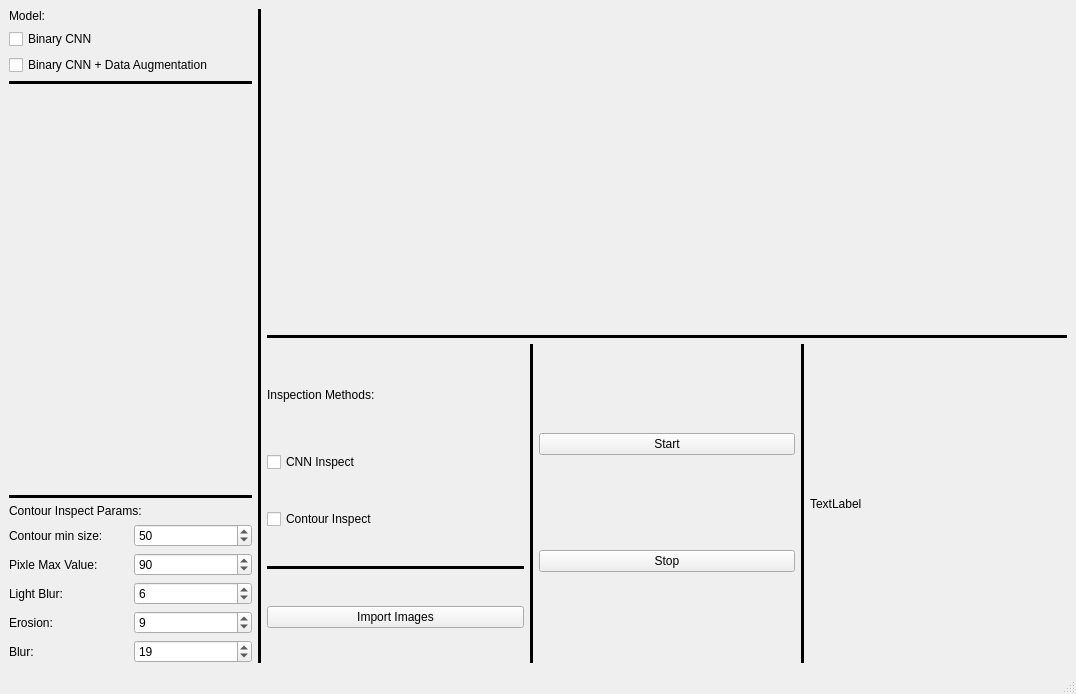
Qt form detectionGui/detectionGui.ui (TomSch125/personalAIproject) before a commit.
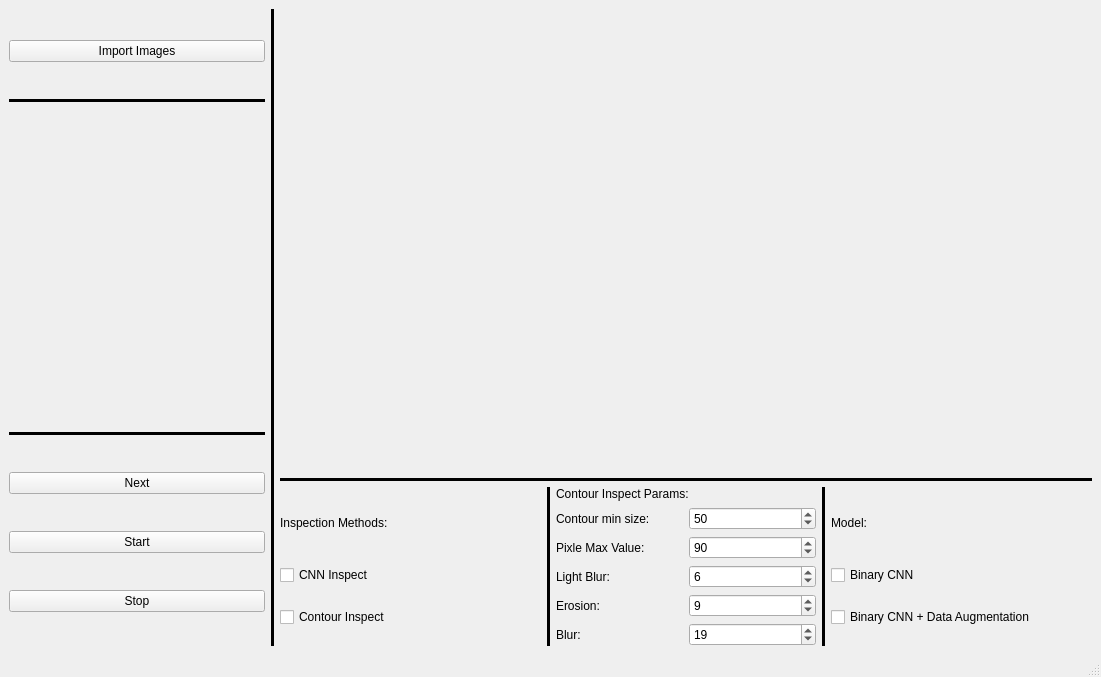
The same form after that commit.

The edit to the form file:
```diff
--- a/detectionGui/detectionGui.ui
+++ b/detectionGui/detectionGui.ui
@@ -6,44 +6,21 @@
    <rect>
     <x>0</x>
     <y>0</y>
-    <width>1076</width>
-    <height>694</height>
+    <width>1101</width>
+    <height>677</height>
    </rect>
   </property>
   <property name="windowTitle">
    <string>MainWindow</string>
   </property>
   <widget class="QWidget" name="centralwidget">
-   <layout class="QHBoxLayout" name="horizontalLayout">
+   <layout class="QHBoxLayout" name="horizontalLayout" stretch="0,0,1">
     <item>
-     <layout class="QVBoxLayout" name="LHS_Vertical">
+     <layout class="QVBoxLayout" name="LHS_Vertical" stretch="0,0,0,0,0,0,0">
       <item>
-       <widget class="QLabel" name="label_2">
-        <property name="maximumSize">
-         <size>
-          <width>16777215</width>
-          <height>40</height>
-         </size>
-        </property>
-        <property name="frameShadow">
-         <enum>QFrame::Plain</enum>
-        </property>
+       <widget class="QPushButton" name="importButton">
         <property name="text">
-         <string>Model:</string>
-        </property>
-       </widget>
-      </item>
-      <item>
-       <widget class="QCheckBox" name="CNN_Model_Check">
-        <property name="text">
-         <string>Binary CNN</string>
-        </property>
-       </widget>
-      </item>
-      <item>
-       <widget class="QCheckBox" name="CNN_Model_Aug_Check">
-        <property name="text">
-         <string>Binary CNN + Data Augmentation</string>
+         <string>Import Images</string>
         </property>
        </widget>
       </item>
@@ -61,17 +38,36 @@
        </widget>
       </item>
       <item>
-       <spacer name="verticalSpacer">
-        <property name="orientation">
-         <enum>Qt::Vertical</enum>
-        </property>
-        <property name="sizeHint" stdset="0">
-         <size>
-          <width>20</width>
-          <height>40</height>
-         </size>
-        </property>
-       </spacer>
+       <layout class="QHBoxLayout" name="horizontalLayout_7">
+        <item>
+         <widget class="QLabel" name="defectLable">
+          <property name="sizePolicy">
+           <sizepolicy hsizetype="Fixed" vsizetype="Fixed">
+            <horstretch>0</horstretch>
+            <verstretch>0</verstretch>
+           </sizepolicy>
+          </property>
+          <property name="minimumSize">
+           <size>
+            <width>256</width>
+            <height>256</height>
+           </size>
+          </property>
+          <property name="maximumSize">
+           <size>
+            <width>16777215</width>
+            <height>16777215</height>
+           </size>
+          </property>
+          <property name="text">
+           <string/>
+          </property>
+          <property name="scaledContents">
+           <bool>true</bool>
+          </property>
+         </widget>
+        </item>
+       </layout>
       </item>
       <item>
        <widget class="Line" name="line_7">
@@ -87,143 +83,25 @@
        </widget>
       </item>
       <item>
-       <widget class="QLabel" name="label_3">
-        <property name="maximumSize">
-         <size>
-          <width>16777215</width>
-          <height>40</height>
-         </size>
-        </property>
-        <property name="frameShadow">
-         <enum>QFrame::Plain</enum>
-        </property>
+       <widget class="QPushButton" name="Next">
         <property name="text">
-         <string>Contour Inspect Params:</string>
+         <string>Next</string>
         </property>
        </widget>
       </item>
       <item>
-       <layout class="QHBoxLayout" name="horizontalLayout_2">
-        <item>
-         <widget class="QLabel" name="cMinLabel">
-          <property name="text">
-           <string>Contour min size:</string>
-          </property>
-         </widget>
-        </item>
-        <item>
-         <widget class="QSpinBox" name="cMinSpinBox">
-          <property name="minimum">
-           <number>1</number>
-          </property>
-          <property name="maximum">
-           <number>1000</number>
-          </property>
-          <property name="value">
-           <number>50</number>
-          </property>
-         </widget>
-        </item>
-       </layout>
+       <widget class="QPushButton" name="startButton">
+        <property name="text">
+         <string>Start</string>
+        </property>
+       </widget>
       </item>
       <item>
-       <layout class="QHBoxLayout" name="horizontalLayout_3">
-        <item>
-         <widget class="QLabel" name="pMaxValLable">
-          <property name="text">
-           <string>Pixle Max Value:</string>
-          </property>
-         </widget>
-        </item>
-        <item>
-         <widget class="QSpinBox" name="pixMaxSpinBox">
-          <property name="minimum">
-           <number>1</number>
-          </property>
-          <property name="maximum">
-           <number>255</number>
-          </property>
-          <property name="singleStep">
-           <number>1</number>
-          </property>
-          <property name="value">
-           <number>90</number>
-          </property>
-         </widget>
-        </item>
-       </layout>
-      </item>
-      <item>
-       <layout class="QHBoxLayout" name="horizontalLayout_4">
-        <item>
-         <widget class="QLabel" name="lightBlurLabel">
-          <property name="text">
-           <string>Light Blur:</string>
-          </property>
-         </widget>
-        </item>
-        <item>
-         <widget class="QSpinBox" name="lightBlurSpinBox">
-          <property name="minimum">
-           <number>1</number>
-          </property>
-          <property name="maximum">
-           <number>30</number>
-          </property>
-          <property name="value">
-           <number>6</number>
-          </property>
-         </widget>
-        </item>
-       </layout>
-      </item>
-      <item>
-       <layout class="QHBoxLayout" name="horizontalLayout_5">
-        <item>
-         <widget class="QLabel" name="erosionLabel">
-          <property name="text">
-           <string>Erosion:</string>
-          </property>
-         </widget>
-        </item>
-        <item>
-         <widget class="QSpinBox" name="erosionSpinBox">
-          <property name="minimum">
-           <number>1</number>
-          </property>
-          <property name="maximum">
-           <number>30</number>
-          </property>
-          <property name="value">
-           <number>9</number>
-          </property>
-         </widget>
-        </item>
-       </layout>
-      </item>
-      <item>
-       <layout class="QHBoxLayout" name="horizontalLayout_6">
-        <item>
-         <widget class="QLabel" name="BlurLabel">
-          <property name="text">
-           <string>Blur:</string>
-          </property>
-         </widget>
-        </item>
-        <item>
-         <widget class="QSpinBox" name="blurSpinBox">
-          <property name="minimum">
-           <number>1</number>
-          </property>
-          <property name="maximum">
-           <number>30</number>
-          </property>
-          <property name="value">
-           <number>19</number>
-          </property>
-         </widget>
-        </item>
-       </layout>
+       <widget class="QPushButton" name="stopButton">
+        <property name="text">
+         <string>Stop</string>
+        </property>
+       </widget>
       </item>
      </layout>
     </item>
@@ -241,13 +119,13 @@
      </widget>
     </item>
     <item>
-     <layout class="QVBoxLayout" name="RHS_Vertical">
+     <layout class="QVBoxLayout" name="RHS_Vertical" stretch="1,0,0">
       <item>
        <widget class="QLabel" name="ImageBox">
         <property name="minimumSize">
          <size>
           <width>800</width>
-          <height>0</height>
+          <height>400</height>
          </size>
         </property>
         <property name="autoFillBackground">
@@ -317,26 +195,6 @@
             </property>
            </widget>
           </item>
-          <item>
-           <widget class="Line" name="line_2">
-            <property name="frameShadow">
-             <enum>QFrame::Plain</enum>
-            </property>
-            <property name="lineWidth">
-             <number>5</number>
-            </property>
-            <property name="orientation">
-             <enum>Qt::Horizontal</enum>
-            </property>
-           </widget>
-          </item>
-          <item>
-           <widget class="QPushButton" name="importButton">
-            <property name="text">
-             <string>Import Images</string>
-            </property>
-           </widget>
-          </item>
          </layout>
         </item>
         <item>
@@ -355,18 +213,143 @@
         <item>
          <layout class="QVBoxLayout" name="verticalLayout">
           <item>
-           <widget class="QPushButton" name="startButton">
+           <widget class="QLabel" name="contourLable">
+            <property name="maximumSize">
+             <size>
+              <width>16777215</width>
+              <height>40</height>
+             </size>
+            </property>
+            <property name="frameShadow">
+             <enum>QFrame::Plain</enum>
+            </property>
             <property name="text">
-             <string>Start</string>
+             <string>Contour Inspect Params:</string>
             </property>
            </widget>
           </item>
           <item>
-           <widget class="QPushButton" name="stopButton">
-            <property name="text">
-             <string>Stop</string>
-            </property>
-           </widget>
+           <layout class="QHBoxLayout" name="horizontalLayout_2">
+            <item>
+             <widget class="QLabel" name="cMinLabel">
+              <property name="text">
+               <string>Contour min size:</string>
+              </property>
+             </widget>
+            </item>
+            <item>
+             <widget class="QSpinBox" name="cMinSpinBox">
+              <property name="minimum">
+               <number>1</number>
+              </property>
+              <property name="maximum">
+               <number>1000</number>
+              </property>
+              <property name="value">
+               <number>50</number>
+              </property>
+             </widget>
+            </item>
+           </layout>
+          </item>
+          <item>
+           <layout class="QHBoxLayout" name="horizontalLayout_3">
+            <item>
+             <widget class="QLabel" name="pMaxValLable">
+              <property name="text">
+               <string>Pixle Max Value:</string>
+              </property>
+             </widget>
+            </item>
+            <item>
+             <widget class="QSpinBox" name="pixMaxSpinBox">
+              <property name="minimum">
+               <number>1</number>
+              </property>
+              <property name="maximum">
+               <number>255</number>
+              </property>
+              <property name="singleStep">
+               <number>1</number>
+              </property>
+              <property name="value">
+               <number>90</number>
+              </property>
+             </widget>
+            </item>
+           </layout>
+          </item>
+          <item>
+           <layout class="QHBoxLayout" name="horizontalLayout_4">
+            <item>
+             <widget class="QLabel" name="lightBlurLabel">
+              <property name="text">
+               <string>Light Blur:</string>
+              </property>
+             </widget>
+            </item>
+            <item>
+             <widget class="QSpinBox" name="lightBlurSpinBox">
+              <property name="minimum">
+               <number>1</number>
+              </property>
+              <property name="maximum">
+               <number>30</number>
+              </property>
+              <property name="value">
+               <number>6</number>
+              </property>
+             </widget>
+            </item>
+           </layout>
+          </item>
+          <item>
+           <layout class="QHBoxLayout" name="horizontalLayout_5">
+            <item>
+             <widget class="QLabel" name="erosionLabel">
+              <property name="text">
+               <string>Erosion:</string>
+              </property>
+             </widget>
+            </item>
+            <item>
+             <widget class="QSpinBox" name="erosionSpinBox">
+              <property name="minimum">
+               <number>1</number>
+              </property>
+              <property name="maximum">
+               <number>30</number>
+              </property>
+              <property name="value">
+               <number>9</number>
+              </property>
+             </widget>
+            </item>
+           </layout>
+          </item>
+          <item>
+           <layout class="QHBoxLayout" name="horizontalLayout_6">
+            <item>
+             <widget class="QLabel" name="BlurLabel">
+              <property name="text">
+               <string>Blur:</string>
+              </property>
+             </widget>
+            </item>
+            <item>
+             <widget class="QSpinBox" name="blurSpinBox">
+              <property name="minimum">
+               <number>1</number>
+              </property>
+              <property name="maximum">
+               <number>30</number>
+              </property>
+              <property name="value">
+               <number>19</number>
+              </property>
+             </widget>
+            </item>
+           </layout>
           </item>
          </layout>
         </item>
@@ -384,17 +367,38 @@
          </widget>
         </item>
         <item>
-         <widget class="QLabel" name="defectBox">
-          <property name="autoFillBackground">
-           <bool>false</bool>
-          </property>
-          <property name="text">
-           <string>TextLabel</string>
-          </property>
-          <property name="scaledContents">
-           <bool>true</bool>
-          </property>
-         </widget>
+         <layout class="QVBoxLayout" name="verticalLayout_4">
+          <item>
+           <widget class="QLabel" name="modelLable">
+            <property name="maximumSize">
+             <size>
+              <width>16777215</width>
+              <height>40</height>
+             </size>
+            </property>
+            <property name="frameShadow">
+             <enum>QFrame::Plain</enum>
+            </property>
+            <property name="text">
+             <string>Model:</string>
+            </property>
+           </widget>
+          </item>
+          <item>
+           <widget class="QCheckBox" name="CNN_Model_Check">
+            <property name="text">
+             <string>Binary CNN</string>
+            </property>
+           </widget>
+          </item>
+          <item>
+           <widget class="QCheckBox" name="CNN_Model_Aug_Check">
+            <property name="text">
+             <string>Binary CNN + Data Augmentation</string>
+            </property>
+           </widget>
+          </item>
+         </layout>
         </item>
        </layout>
       </item>
```
Left out of the diff: 7 changed lines with no effect on the pictures.
